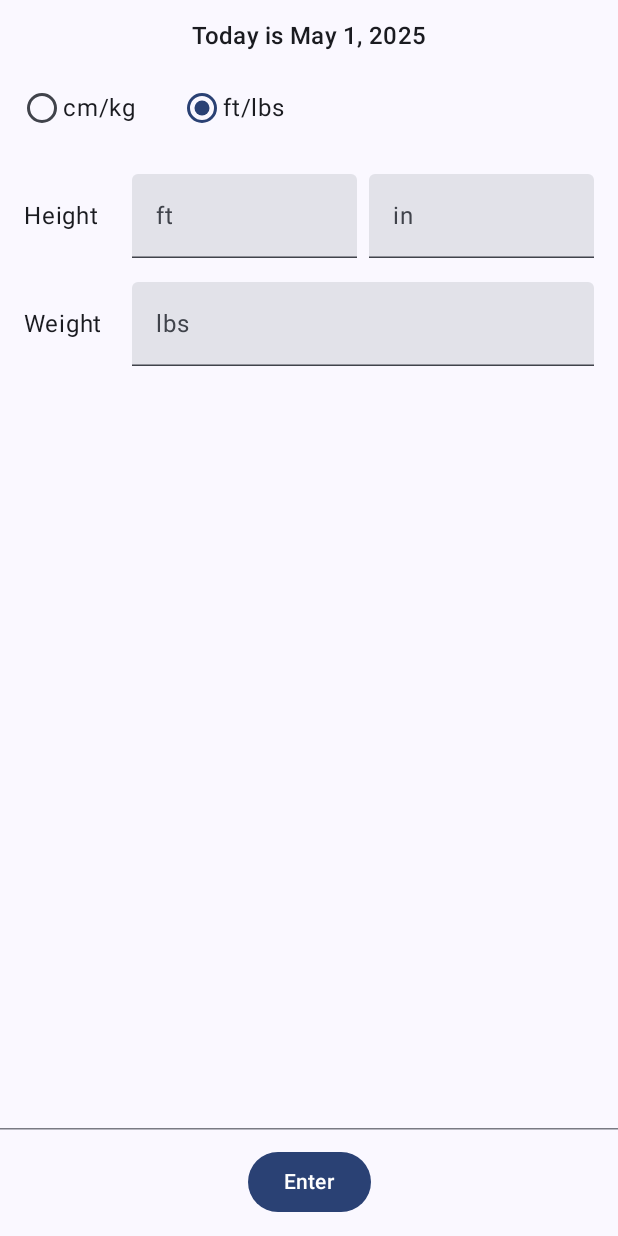
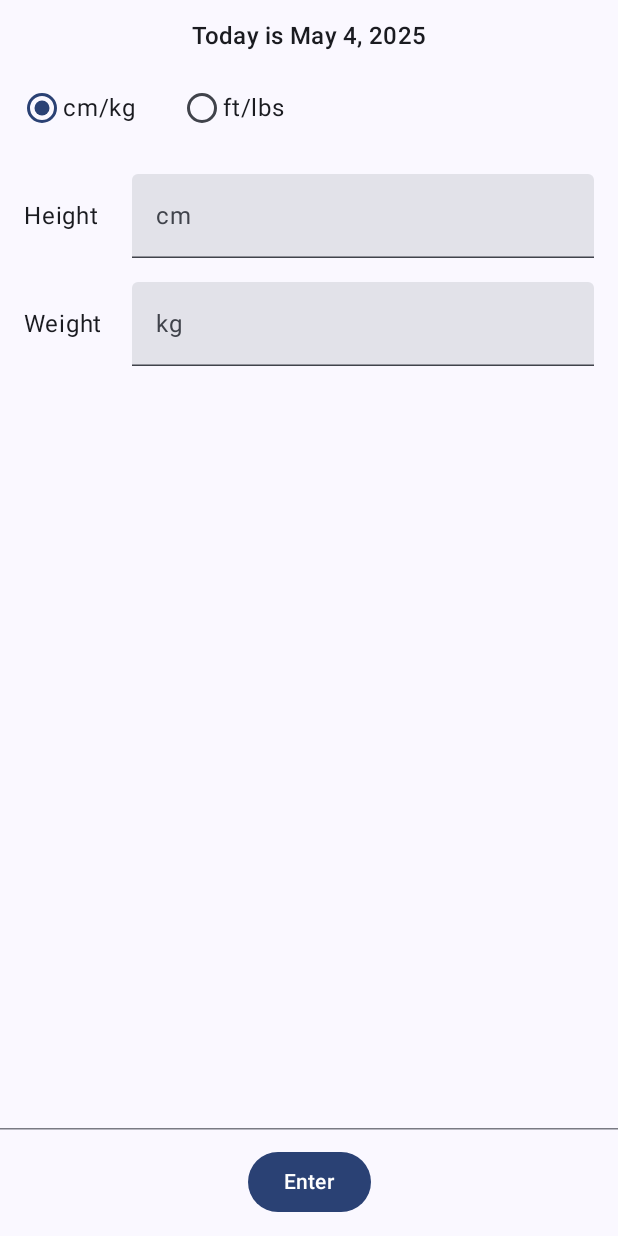
Before and after one commit to annachen368/BMICalculator, an Android app built with Jetpack Compose: the screen it shows after launch (MainActivity), on a phone screen of 412 x 824 dp. Run offline under Robolectric (Android 15) with nearby library versions, the phone set to English and light mode, and no system bars.

```diff
--- a/app/src/main/java/io/github/annachen368/bmicalculator/MainActivity.kt
+++ b/app/src/main/java/io/github/annachen368/bmicalculator/MainActivity.kt
@@ -6,12 +6,12 @@ import androidx.activity.compose.setContent
 import androidx.activity.enableEdgeToEdge
 import androidx.compose.foundation.layout.fillMaxSize
 import androidx.compose.material3.Scaffold
-import androidx.compose.material3.Text
-import androidx.compose.runtime.Composable
+import androidx.compose.runtime.collectAsState
+import androidx.compose.runtime.getValue
 import androidx.compose.ui.Modifier
-import androidx.compose.ui.tooling.preview.Preview
+import androidx.lifecycle.viewmodel.compose.viewModel
 import io.github.annachen368.bmicalculator.ui.calculator.CalculatorScreen
-import io.github.annachen368.bmicalculator.ui.calculator.CalculatorUiState
+import io.github.annachen368.bmicalculator.ui.calculator.CalculatorViewModel
 import io.github.annachen368.bmicalculator.ui.theme.BMICalculatorTheme
 
 class MainActivity : ComponentActivity() {
@@ -21,19 +21,11 @@ class MainActivity : ComponentActivity() {
         setContent {
             BMICalculatorTheme {
                 Scaffold(modifier = Modifier.fillMaxSize()) { innerPadding ->
+                    val viewmodel: CalculatorViewModel = viewModel()
+                    val uiState by viewmodel.uiState.collectAsState()
                     CalculatorScreen(
                         innerPadding,
-                        uiState = CalculatorUiState(
-                            date = "May 1, 2025",
-                            isCmKgRadioButtonSelected = false,
-                            cmKgRadioButtonText = "cm/kg",
-                            ftLbsRadioButtonText = "ft/lbs",
-                            cmValue = "",
-                            kgValue = "",
-                            ftValue = "",
-                            inValue = "",
-                            lbsValue = ""
-                        ),
+                        uiState = uiState,
                         onEvent = { }
                     )
                 }
@@ -41,19 +33,3 @@ class MainActivity : ComponentActivity() {
         }
     }
 }
-
-@Composable
-fun Greeting(name: String, modifier: Modifier = Modifier) {
-    Text(
-        text = "Hello $name!",
-        modifier = modifier
-    )
-}
-
-@Preview(showBackground = true)
-@Composable
-fun GreetingPreview() {
-    BMICalculatorTheme {
-        Greeting("Android")
-    }
-}
--- /dev/null
+++ b/app/src/main/java/io/github/annachen368/bmicalculator/ui/calculator/CalculatorViewModel.kt
@@ -0,0 +1,31 @@
+package io.github.annachen368.bmicalculator.ui.calculator
+
+import androidx.lifecycle.ViewModel
+import kotlinx.coroutines.flow.MutableStateFlow
+import kotlinx.coroutines.flow.update
+import java.text.SimpleDateFormat
+import java.util.Date
+import java.util.Locale
+
+class CalculatorViewModel : ViewModel() {
+    val uiState: MutableStateFlow<CalculatorUiState> = MutableStateFlow(
+        CalculatorUiState(
+            date = "",
+            isCmKgRadioButtonSelected = true,
+            cmKgRadioButtonText = "cm/kg",
+            ftLbsRadioButtonText = "ft/lbs",
+            cmValue = "",
+            kgValue = "",
+            ftValue = "",
+            inValue = "",
+            lbsValue = ""
+        )
+    )
+
+    init {
+        uiState.update {
+            val today = SimpleDateFormat("MMM d, yyyy", Locale.getDefault())
+            it.copy(date = today.format(Date()))
+        }
+    }
+}
```
